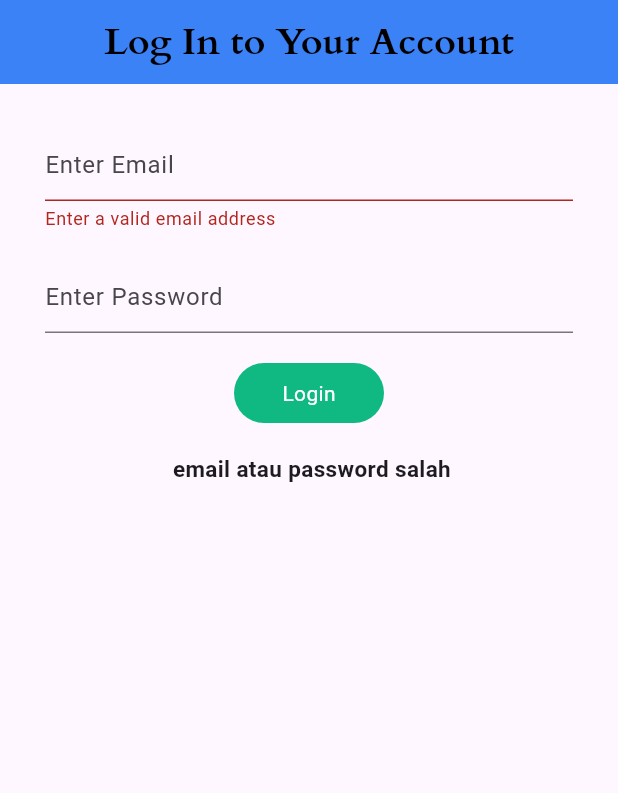
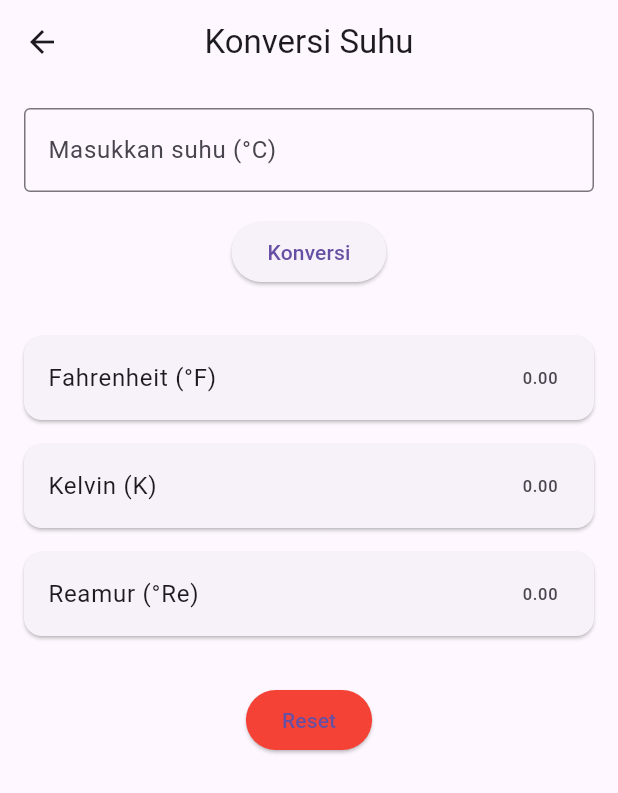
Before and after one commit to sulifiadf/konversi_suhu, a Flutter app: the screen it shows after launch, after a tap on "Login", on a phone screen of 412 x 824 dp. Shown: the top 793 px of the screen. Run offline on Flutter 3.47's test engine with Material 3 defaults, Android fonts, the phone set to English and light mode, and no system bars.

Commit message:
menambahkan provider

```diff
--- a/lib/login_page.dart
+++ /dev/null
@@ -1,122 +0,0 @@
-import 'package:flutter/material.dart';
-import 'package:flutter_application_3/home_page.dart';
-
-class MyLoginPage extends StatefulWidget {
-  const MyLoginPage({super.key});
-
-  @override
-  State<MyLoginPage> createState() => _MyLoginPageState();
-}
-
-class _MyLoginPageState extends State<MyLoginPage> {
-
-  TextEditingController emailController = TextEditingController();
-  TextEditingController passwordController = TextEditingController();
-  String useremail = "sulifia@pensmail.com";
-  String pass = "123456";
-  String notif = " ";
-
-   void login(String email, String password) {
-
-      if (email == useremail && password == pass ) {
-        setState(()
-          {
-            notif = " ";
-          });
-        Navigator.push(context,
-          MaterialPageRoute(builder: (context) => HalamanKonversi())
-          );
-      } else {
-        setState(()
-          {
-            notif = " email atau password salah";
-          });
-      }
-  }
-
-  @override
-  Widget build(BuildContext context) {
-
-    String? validateEmail(String? value) {
-      const pattern = r"(?:[a-z0-9!#$%&'*+/=?^_`{|}~-]+(?:\.[a-z0-9!#$%&'"
-          r'*+/=?^_`{|}~-]+)*|"(?:[\x01-\x08\x0b\x0c\x0e-\x1f\x21\x23-\x5b\x5d-'
-          r'\x7f]|\\[\x01-\x09\x0b\x0c\x0e-\x7f])*")@(?:(?:[a-z0-9](?:[a-z0-9-]*'
-          r'[a-z0-9])?\.)+[a-z0-9](?:[a-z0-9-]*[a-z0-9])?|\[(?:(?:(2(5[0-5]|[0-4]'
-          r'[0-9])|1[0-9][0-9]|[1-9]?[0-9]))\.){3}(?:(2(5[0-5]|[0-4][0-9])|1[0-9]'
-          r'[0-9]|[1-9]?[0-9])|[a-z0-9-]*[a-z0-9]:(?:[\x01-\x08\x0b\x0c\x0e-\x1f\'
-          r'x21-\x5a\x53-\x7f]|\\[\x01-\x09\x0b\x0c\x0e-\x7f])+)\])';
-      final regex = RegExp(pattern);
-
-      return value!.isEmpty || !regex.hasMatch(value)
-          ? 'Enter a valid email address'
-          : null;
-    }
-
-    return Scaffold(
-      appBar: AppBar(
-        backgroundColor: Color(0xFF3B82F6),
-        title: const Text(
-          "Log In to Your Account",
-          style: TextStyle(
-              color: Colors.black,
-              fontFamily: 'Cardo',
-              fontSize: 25,
-              fontWeight: FontWeight.bold,),
-        ),
-        centerTitle: true,
-      ),
-      body: Padding(
-        padding: EdgeInsets.symmetric(vertical: 30, horizontal: 30),
-        child: Column(
-          children: [
-            Form(
-              autovalidateMode: AutovalidateMode.always,
-              child: TextFormField(
-              controller: emailController,
-              validator: validateEmail,
-              decoration: InputDecoration(hintText: "Enter Email")),
-              ),
-            const SizedBox(
-              height: 20,
-            ),
-            TextFormField(
-                controller: passwordController,
-                obscureText: true,
-                enableSuggestions: false,
-                autocorrect: false,
-                decoration: InputDecoration(hintText: "Enter Password")),
-            const SizedBox(
-              height: 20,
-            ),
-            GestureDetector(
-              onTap: () => login(emailController.text.toString(),
-                  passwordController.text.toString()),
-              child: Container(
-                height: 40,
-                width: 100,
-                alignment: Alignment.center,
-                decoration: BoxDecoration(
-                    color: Color(0xFF10B981),
-                    borderRadius: BorderRadius.circular(20)),
-                child: Text(
-                  "Login",
-                  style: TextStyle(color: Colors.white),
-                ),
-              ),
-            ),
-            const SizedBox(
-              height: 20,
-            ),
-            Text(notif,
-              textAlign: TextAlign.center,
-              style: TextStyle(
-              fontWeight: FontWeight.w600,
-              fontSize: 15,
-              ),
-            ),
-          ],
-        ),
-      ),
-    );
-  }
-}
--- a/lib/main.dart
+++ b/lib/main.dart
@@ -1,13 +1,31 @@
 import 'package:flutter/material.dart';
-import 'home_page.dart';
-import 'login_page.dart';
+import 'pages/login_page.dart';
+import 'package:provider/provider.dart';
+import 'providers/login_providers.dart';
+import 'providers/suhu_provider.dart';
 
 void main() {
-  runApp( // <-- Tambahin ini
-    MaterialApp(
+  runApp(
+    MultiProvider(
+      providers: [
+        ChangeNotifierProvider(create: (_) => LoginProvider()),
+        ChangeNotifierProvider(create: (_) => SuhuProvider()),
+      ],
+      child: MyApp(),
+    ),
+  );
+}
+
+
+class MyApp extends StatelessWidget {
+  const MyApp({super.key});
+
+  @override
+  Widget build(BuildContext context) {
+    return MaterialApp(
       debugShowCheckedModeBanner: false,
       title: "Konversi Suhu",
       home: MyLoginPage(),
-    ),
-  );
+    );
+  }
 }
--- /dev/null
+++ b/lib/pages/home_page.dart
@@ -0,0 +1,83 @@
+import 'package:flutter/material.dart';
+import 'package:provider/provider.dart';
+import '../providers/suhu_provider.dart';
+
+class HomePage extends StatelessWidget {
+  final TextEditingController _controller = TextEditingController();
+
+  HomePage({super.key});
+
+  @override
+  Widget build(BuildContext context) {
+    final suhuProvider = Provider.of<SuhuProvider>(context);
+
+    return Scaffold(
+      appBar: AppBar(
+        title: const Text('Konversi Suhu'),
+        centerTitle: true,
+      ),
+      body: Padding(
+        padding: const EdgeInsets.all(16),
+        child: Column(
+          children: [
+            // Input suhu
+            TextField(
+              controller: _controller,
+              keyboardType: TextInputType.number,
+              decoration: const InputDecoration(
+                labelText: 'Masukkan suhu (°C)',
+                border: OutlineInputBorder(),
+              ),
+            ),
+            const SizedBox(height: 16),
+
+            // Tombol konversi
+            ElevatedButton(
+              onPressed: () {
+                double input = double.tryParse(_controller.text) ?? 0.0;
+                suhuProvider.updateFromCelcius(input);
+              },
+              child: const Text('Konversi'),
+            ),
+            const SizedBox(height: 24),
+
+            // Hasil konversi
+            ResultCard(label: 'Fahrenheit (°F)', value: suhuProvider.fahrenheit),
+            ResultCard(label: 'Kelvin (K)', value: suhuProvider.kelvin),
+            ResultCard(label: 'Reamur (°Re)', value: suhuProvider.reamur),
+
+            const SizedBox(height: 24),
+
+            // Tombol reset (opsional)
+            ElevatedButton(
+              onPressed: () {
+                _controller.clear();
+                suhuProvider.reset();
+              },
+              style: ElevatedButton.styleFrom(backgroundColor: Colors.red),
+              child: const Text('Reset'),
+            ),
+          ],
+        ),
+      ),
+    );
+  }
+}
+
+class ResultCard extends StatelessWidget {
+  final String label;
+  final double value;
+
+  const ResultCard({super.key, required this.label, required this.value});
+
+  @override
+  Widget build(BuildContext context) {
+    return Card(
+      margin: const EdgeInsets.symmetric(vertical: 8),
+      child: ListTile(
+        title: Text(label),
+        trailing: Text(value.toStringAsFixed(2)),
+      ),
+    );
+  }
+}
--- /dev/null
+++ b/lib/pages/login_page.dart
@@ -0,0 +1,86 @@
+import 'package:flutter/material.dart';
+import 'home_page.dart';
+import 'package:provider/provider.dart';
+import '../providers/login_providers.dart';
+
+class MyLoginPage extends StatelessWidget {
+  const MyLoginPage({super.key});
+
+  @override
+  Widget build(BuildContext context) {
+
+    return Scaffold(
+      appBar: AppBar(
+        backgroundColor: Color(0xFF3B82F6),
+        title: const Text(
+          "Log In to Your Account",
+          style: TextStyle(
+            color: Colors.black,
+            fontFamily: 'Cardo',
+            fontSize: 25,
+            fontWeight: FontWeight.bold,
+          ),
+        ),
+        centerTitle: true,
+      ),
+      body: Padding(
+        padding: EdgeInsets.symmetric(vertical: 30, horizontal: 30),
+        child: Column(
+          children: [
+            Form(
+              autovalidateMode: AutovalidateMode.always,
+              child: TextFormField(
+                decoration: InputDecoration(hintText: "Enter Email"),
+              ),
+            ),
+            const SizedBox(height: 20),
+            TextFormField(
+              obscureText: true,
+              enableSuggestions: false,
+              autocorrect: false,
+              decoration: InputDecoration(hintText: "Enter Password"),
+            ),
+            const SizedBox(height: 20),
+            GestureDetector(
+              onTap: () {
+                final loginProvider = Provider.of<LoginProvider>(context, listen: false);
+                if (loginProvider.login(context)) {
+                  Navigator.push(
+                    context,
+                    MaterialPageRoute(builder: (context) => HomePage()),
+                  );
+                } else {
+                  ScaffoldMessenger.of(context).showSnackBar(
+                    SnackBar(content: Text(loginProvider.notif)),
+                  );
+                }
+              },
+              child: Container(
+                height: 40,
+                width: 100,
+                alignment: Alignment.center,
+                decoration: BoxDecoration(
+                  color: Color(0xFF10B981),
+                  borderRadius: BorderRadius.circular(20),
+                ),
+                child: Text(
+                  "Login",
+                  style: TextStyle(color: Colors.white),
+                ),
+              ),
+            ),
+            const SizedBox(height: 20),
+            Text(
+              '', // Notification text placeholder
+              textAlign: TextAlign.center,
+              style: TextStyle(
+                fontWeight: FontWeight.w600,
+                fontSize: 15,
+              ),
+            ),
+          ],
+        ),
+      ),
+    );
+  }
+}
--- /dev/null
+++ b/lib/providers/login_providers.dart
@@ -0,0 +1,39 @@
+import 'package:flutter/material.dart';
+
+class LoginProvider extends ChangeNotifier {
+  final TextEditingController emailController = TextEditingController();
+  final TextEditingController passwordController = TextEditingController();
+
+  String useremail = "";
+  String pass = "";
+  String notif = "";
+
+  bool login(BuildContext context) {
+    String email = emailController.text;
+    String password = passwordController.text;
+
+    if (email == useremail && password == pass) {
+      notif = "";
+      notifyListeners();
+      return true;
+    } else {
+      notif = "email atau password salah";
+      notifyListeners();
+      return false;
+    }
+  }
+
+  String? validateEmail(String? value) {
+    const pattern = r"(?:[a-z0-9!#$%&'*+/=?^_`{|}~-]+(?:\.[a-z0-9!#$%&'"
+        r'*+/=?^_`{|}~-]+)*|"(?:[\x01-\x08\x0b\x0c\x0e-\x1f\x21\x23-\x5b\x5d-'
+        r'\x7f]|\\[\x01-\x09\x0b\x0c\x0e-\x7f])*")@(?:(?:[a-z0-9](?:[a-z0-9-]*'
+        r'[a-z0-9])?\.)+[a-z0-9](?:[a-z0-9-]*[a-z0-9])?|\[(?:(?:(2(5[0-5]|[0-4]'
+        r'[0-9])|1[0-9][0-9]|[1-9]?[0-9]))\.){3}(?:(2(5[0-5]|[0-4][0-9])|1[0-9]'
+        r'[0-9]|[1-9]?[0-9])|[a-z0-9-]*[a-z0-9]:(?:[\x01-\x08\x0b\x0c\x0e-\x1f'
+        r'\x21-\x5a\x53-\x7f]|\\[\x01-\x09\x0b\x0c\x0e-\x7f])+)\])';
+    final regex = RegExp(pattern);
+    return value!.isEmpty || !regex.hasMatch(value)
+        ? 'Enter a valid email address'
+        : null;
+  }
+}
--- /dev/null
+++ b/lib/providers/suhu_provider.dart
@@ -0,0 +1,35 @@
+import 'package:flutter/material.dart';
+
+class SuhuProvider with ChangeNotifier {
+  // Nilai suhu input (dari TextField misalnya)
+  double _input = 0.0;
+
+  // Hasil konversi
+  double _fahrenheit = 0.0;
+  double _kelvin = 0.0;
+  double _reamur = 0.0;
+
+  // Getter
+  double get input => _input;
+  double get fahrenheit => _fahrenheit;
+  double get kelvin => _kelvin;
+  double get reamur => _reamur;
+
+  // Fungsi untuk update suhu dari celcius
+  void updateFromCelcius(double value) {
+    _input = value;
+    _fahrenheit = (value * 9 / 5) + 32;
+    _kelvin = value + 273.15;
+    _reamur = value * 4 / 5;
+    notifyListeners(); // Beritahu listener bahwa ada perubahan
+  }
+
+  // Fungsi reset (optional)
+  void reset() {
+    _input = 0;
+    _fahrenheit = 0;
+    _kelvin = 0;
+    _reamur = 0;
+    notifyListeners();
+  }
+}
--- a/pubspec.yaml
+++ b/pubspec.yaml
@@ -30,6 +30,8 @@ environment:
 dependencies:
   flutter:
     sdk: flutter
+
+  provider: ^6.1.4
 
   # The following adds the Cupertino Icons font to your application.
   # Use with the CupertinoIcons class for iOS style icons.
```
Also changed, not shown: lib/home_page.dart (deleted, +0 -153 lines), pubspec.lock.
